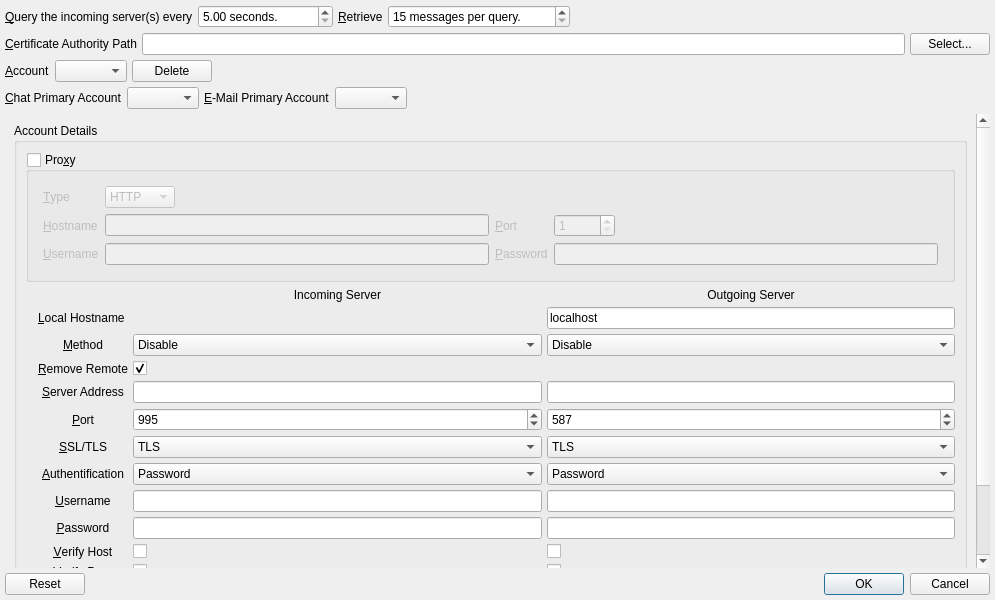
Before: the Qt Designer form branches/trunk/UI/spot-on-poptastic-retrophone-settings.ui in textbrowser/spot-on, drawn with Qt 5.
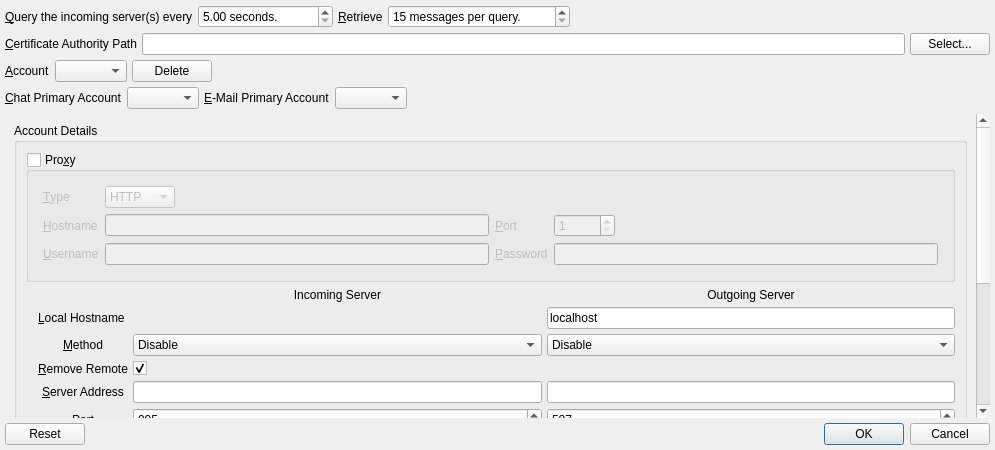
After: the same form once the commit is applied. Icons and pictures are not drawn.

```diff
--- a/branches/trunk/UI/spot-on-poptastic-retrophone-settings.ui
+++ b/branches/trunk/UI/spot-on-poptastic-retrophone-settings.ui
@@ -7,7 +7,7 @@
     <x>0</x>
     <y>0</y>
     <width>995</width>
-    <height>600</height>
+    <height>450</height>
    </rect>
   </property>
   <property name="windowTitle">
@@ -231,8 +231,8 @@
        <rect>
         <x>0</x>
         <y>0</y>
-        <width>965</width>
-        <height>871</height>
+        <width>964</width>
+        <height>708</height>
        </rect>
       </property>
       <layout class="QVBoxLayout" name="verticalLayout_3">
```
